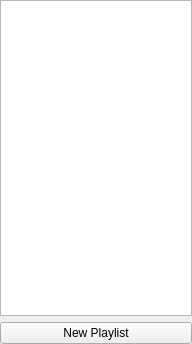
The window that playlist_form.ui (GoatWizard/MySimpleQtPlayer) describes before a commit, drawn with Qt 5.
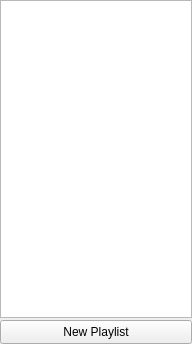
The same window after the commit.

```diff
--- a/playlist_form.ui
+++ b/playlist_form.ui
@@ -38,6 +38,9 @@
    <enum>Qt::LeftToRight</enum>
   </property>
   <layout class="QVBoxLayout" name="verticalLayout">
+   <property name="spacing">
+    <number>2</number>
+   </property>
    <property name="leftMargin">
     <number>0</number>
    </property>
@@ -83,7 +86,7 @@
      <property name="minimumSize">
       <size>
        <width>192</width>
-       <height>0</height>
+       <height>24</height>
       </size>
      </property>
      <property name="maximumSize">
```
